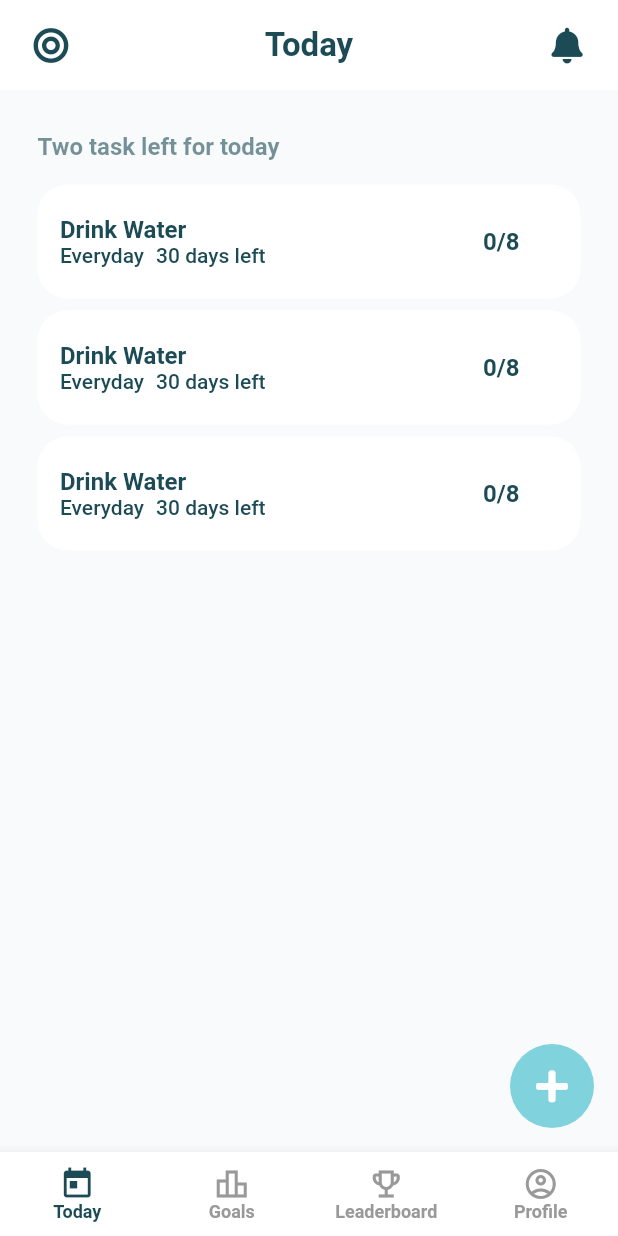
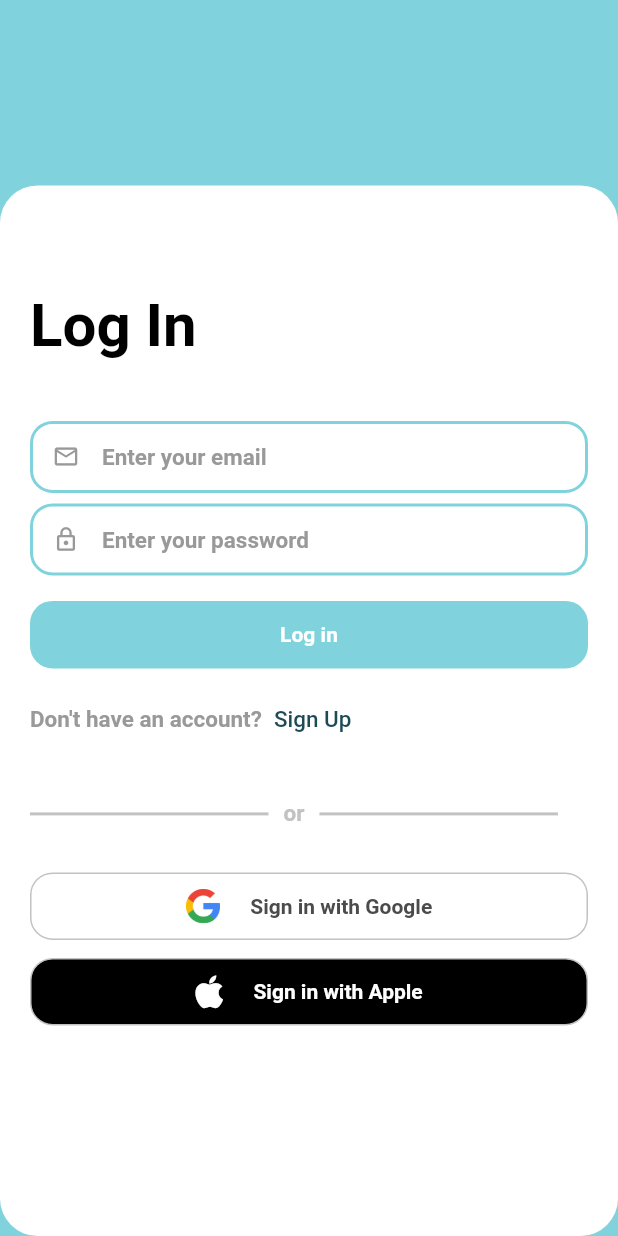
Before and after one commit to IamMrandrew/aimimi_flutter, a Flutter app: the screen it shows after launch, on a phone screen of 412 x 824 dp. Run offline on Flutter 3.47's test engine with Material 2 defaults, Android fonts, the phone set to English and light mode, and no system bars; our stand-ins replace cloud_firestore, firebase_auth, firebase_core, font_awesome_flutter, google_fonts; accounts and stored records are empty.

Commit message:
feat: login page

```diff
--- a/lib/main.dart
+++ b/lib/main.dart
@@ -1,4 +1,5 @@
 import 'package:aimimi/styles/colors.dart';
+import 'package:aimimi/views/login_view.dart';
 import 'package:flutter/material.dart';
 import 'package:aimimi/views/main_view.dart';
 import 'package:google_fonts/google_fonts.dart';
@@ -6,7 +7,11 @@ import 'package:firebase_core/firebase_core.dart';
 import 'package:firebase_auth/firebase_auth.dart';
 import 'package:cloud_firestore/cloud_firestore.dart';
 
-void main() => runApp(MyApp());
+void main() async {
+  WidgetsFlutterBinding.ensureInitialized();
+  await Firebase.initializeApp();
+  runApp(MyApp());
+}
 
 class MyApp extends StatelessWidget {
   // This widget is the root of your application.
@@ -26,7 +31,7 @@ class MyApp extends StatelessWidget {
         // textTheme: GoogleFonts.robotoTextTheme(Theme.of(context).textTheme),
       ),
       debugShowCheckedModeBanner: false,
-      home: MainView(),
+      home: LoginView(),
     );
   }
 }
--- a/lib/styles/colors.dart
+++ b/lib/styles/colors.dart
@@ -8,6 +8,7 @@ const themeMutedColor = Color(0xff759198);
 // mono color palette
 const monoPrimaryColor = Color(0xff000000);
 const monoSecondaryColor = Color(0xff999999);
+const monoTintedColor = Color(0xffC2C2C2);
 
 // background color palette
 const backgroundColor = Color(0xffF2F4F6);
--- /dev/null
+++ b/lib/views/login_view.dart
@@ -0,0 +1,284 @@
+import 'package:aimimi/styles/text_fields.dart';
+import 'package:aimimi/styles/text_styles.dart';
+import 'package:flutter/material.dart';
+import 'package:aimimi/styles/colors.dart';
+import 'package:font_awesome_flutter/font_awesome_flutter.dart';
+
+class LoginView extends StatefulWidget {
+  @override
+  _LoginViewState createState() => _LoginViewState();
+}
+
+class _LoginViewState extends State<LoginView> {
+  TextEditingController _emailField = TextEditingController();
+  TextEditingController _passwordField = TextEditingController();
+
+  @override
+  Widget build(BuildContext context) {
+    return Scaffold(
+      body: Container(
+        width: MediaQuery.of(context).size.width,
+        height: MediaQuery.of(context).size.height,
+        decoration: BoxDecoration(
+          color: themeColor,
+        ),
+        child: FractionallySizedBox(
+          heightFactor: 0.85,
+          alignment: Alignment.bottomCenter,
+          child: Container(
+            padding: EdgeInsets.only(left: 20, right: 20, top: 70),
+            width: MediaQuery.of(context).size.width,
+            height: MediaQuery.of(context).size.height * 40,
+            decoration: BoxDecoration(
+              color: Colors.white,
+              borderRadius: BorderRadius.circular(25.0),
+            ),
+            child: Column(
+              children: [
+                Align(
+                  alignment: Alignment.centerLeft,
+                  child: Text(
+                    "Log In",
+                    style: TextStyle(
+                        fontSize: 40,
+                        color: monoPrimaryColor,
+                        fontWeight: FontWeight.bold),
+                  ),
+                ),
+                SizedBox(
+                  height: 40,
+                ),
+                TextFormField(
+                  controller: _emailField,
+                  decoration: InputDecoration(
+                    prefixIcon: Icon(
+                      Icons.email_outlined,
+                      color: monoSecondaryColor,
+                    ),
+                    isDense: true,
+                    contentPadding: EdgeInsets.symmetric(
+                      horizontal: 20,
+                      vertical: 12,
+                    ),
+                    hintText: "Enter your email",
+                    hintStyle: TextStyle(
+                      color: monoSecondaryColor,
+                      fontWeight: FontWeight.w700,
+                      fontSize: 15,
+                    ),
+                    enabledBorder: OutlineInputBorder(
+                      borderRadius: BorderRadius.circular(15.0),
+                      borderSide: BorderSide(
+                        color: themeColor,
+                        width: 2.0,
+                      ),
+                    ),
+                    focusedBorder: OutlineInputBorder(
+                      borderRadius: BorderRadius.circular(15.0),
+                      borderSide: BorderSide(
+                        color: themeColor,
+                        width: 2.0,
+                      ),
+                    ),
+                  ),
+                ),
+                SizedBox(
+                  height: 7,
+                ),
+                TextFormField(
+                  obscureText: true,
+                  controller: _passwordField,
+                  decoration: InputDecoration(
+                    prefixIcon: Icon(
+                      Icons.lock_outline,
+                      color: monoSecondaryColor,
+                    ),
+                    isDense: true,
+                    contentPadding: EdgeInsets.symmetric(
+                      horizontal: 20,
+                      vertical: 12,
+                    ),
+                    hintText: "Enter your password",
+                    hintStyle: TextStyle(
+                      color: monoSecondaryColor,
+                      fontWeight: FontWeight.w700,
+                      fontSize: 15,
+                    ),
+                    enabledBorder: OutlineInputBorder(
+                      borderRadius: BorderRadius.circular(15.0),
+                      borderSide: BorderSide(
+                        color: themeColor,
+                        width: 2.0,
+                      ),
+                    ),
+                    focusedBorder: OutlineInputBorder(
+                      borderRadius: BorderRadius.circular(15.0),
+                      borderSide: BorderSide(
+                        color: themeColor,
+                        width: 2.0,
+                      ),
+                    ),
+                  ),
+                ),
+                SizedBox(
+                  height: 17,
+                ),
+                Container(
+                  width: double.infinity,
+                  height: 45,
+                  decoration: BoxDecoration(
+                    borderRadius: BorderRadius.circular(15.0),
+                    color: themeColor,
+                  ),
+                  child: MaterialButton(
+                    onPressed: () {},
+                    child: Text(
+                      "Log in",
+                      style: TextStyle(
+                        color: Colors.white,
+                        fontWeight: FontWeight.w700,
+                      ),
+                    ),
+                  ),
+                ),
+                SizedBox(
+                  height: 10,
+                ),
+                Row(
+                  children: [
+                    Text(
+                      "Don't have an account?",
+                      style: TextStyle(
+                          fontSize: 15,
+                          color: monoSecondaryColor,
+                          fontWeight: FontWeight.bold),
+                    ),
+                    TextButton(
+                      onPressed: () {},
+                      child: Text(
+                        'Sign Up',
+                        style: TextStyle(
+                          fontSize: 15,
+                          color: themeShadedColor,
+                        ),
+                      ),
+                    ),
+                  ],
+                ),
+                SizedBox(
+                  height: 30,
+                ),
+                Row(
+                  children: [
+                    Container(
+                      width: 159,
+                      decoration: BoxDecoration(
+                          border: Border.all(
+                        color: monoTintedColor,
+                        width: 1,
+                      )),
+                    ),
+                    SizedBox(
+                      width: 10,
+                    ),
+                    Text(
+                      "or",
+                      style: TextStyle(
+                          fontSize: 15,
+                          color: monoTintedColor,
+                          fontWeight: FontWeight.bold),
+                    ),
+                    SizedBox(
+                      width: 10,
+                    ),
+                    Container(
+                      width: 159,
+                      decoration: BoxDecoration(
+                          border: Border.all(
+                        color: monoTintedColor,
+                        width: 1,
+                      )),
+                    ),
+                  ],
+                ),
+                SizedBox(
+                  height: 30,
+                ),
+                Container(
+                  width: double.infinity,
+                  height: 45,
+                  decoration: BoxDecoration(
+                      borderRadius: BorderRadius.circular(15.0),
+                      border: Border.all(
+                        color: monoTintedColor,
+                        width: 1,
+                      )),
+                  child: MaterialButton(
+                    onPressed: () {},
+                    child: Row(
+                      mainAxisAlignment: MainAxisAlignment.center,
+                      children: [
+                        Image.asset(
+                          "lib/image/google.png",
+                          height: 23,
+                          width: 23,
+                        ),
+                        SizedBox(
+                          width: 20,
+                        ),
+                        Text(
+                          "Sign in with Google",
+                          style: TextStyle(
+                            color: Color(0xff4B4B4B),
+                            fontWeight: FontWeight.w700,
+                          ),
+                        ),
+                      ],
+                    ),
+                  ),
+                ),
+                SizedBox(
+                  height: 12,
+                ),
+                Container(
+                  width: double.infinity,
+                  height: 45,
+                  decoration: BoxDecoration(
+                      color: monoPrimaryColor,
+                      borderRadius: BorderRadius.circular(15.0),
+                      border: Border.all(
+                        color: monoTintedColor,
+                        width: 1,
+                      )),
+                  child: MaterialButton(
+                    onPressed: () {},
+                    child: Row(
+                      mainAxisAlignment: MainAxisAlignment.center,
+                      children: [
+                        FaIcon(
+                          FontAwesomeIcons.apple,
+                          color: Colors.white,
+                          size: 25,
+                        ),
+                        SizedBox(
+                          width: 20,
+                        ),
+                        Text(
+                          "Sign in with Apple",
+                          style: TextStyle(
+                            color: Colors.white,
+                            fontWeight: FontWeight.w700,
+                          ),
+                        ),
+                      ],
+                    ),
+                  ),
+                ),
+              ],
+            ),
+          ),
+        ),
+      ),
+    );
+  }
+}
--- a/pubspec.yaml
+++ b/pubspec.yaml
@@ -32,6 +32,8 @@ dependencies:
   firebase_core: ^1.1.1
   firebase_auth: ^1.1.4
   cloud_firestore: ^2.1.0
+  flutter_signin_button: ^2.0.0
+  sign_button: ^2.0.0
 
 dev_dependencies:
   flutter_test:
@@ -46,6 +48,9 @@ flutter:
   # included with your application, so that you can use the icons in
   # the material Icons class.
   uses-material-design: true
+
+  assets:
+    - lib/image/
 
   # To add assets to your application, add an assets section, like this:
   # assets:
```
Also changed, not shown: lib/image/google.png (added), pubspec.lock.
